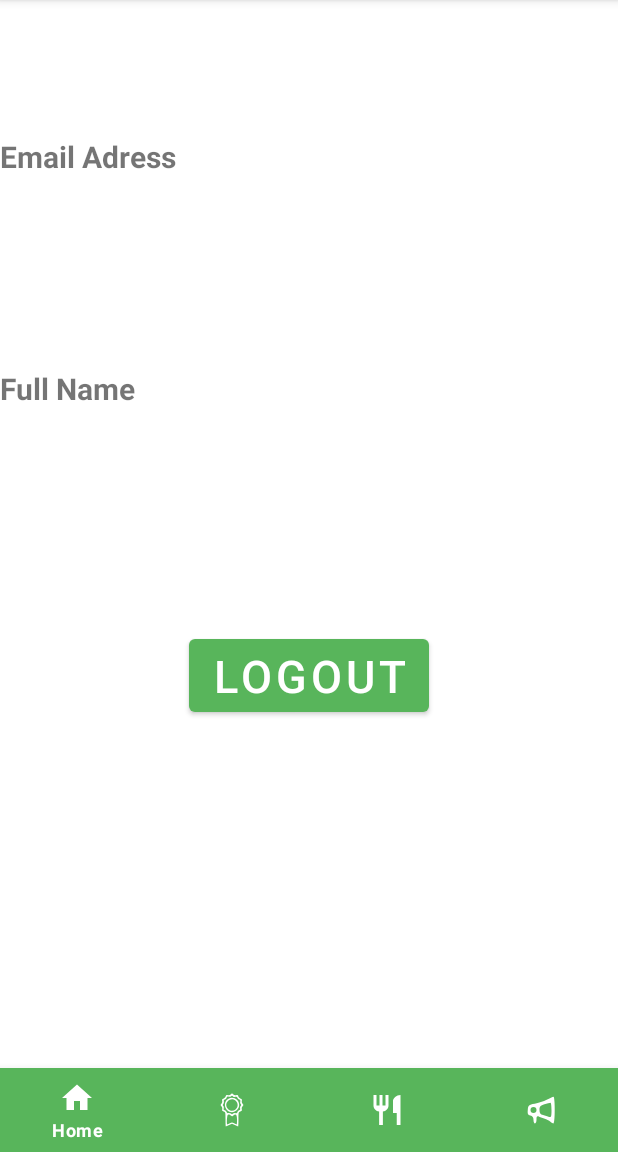
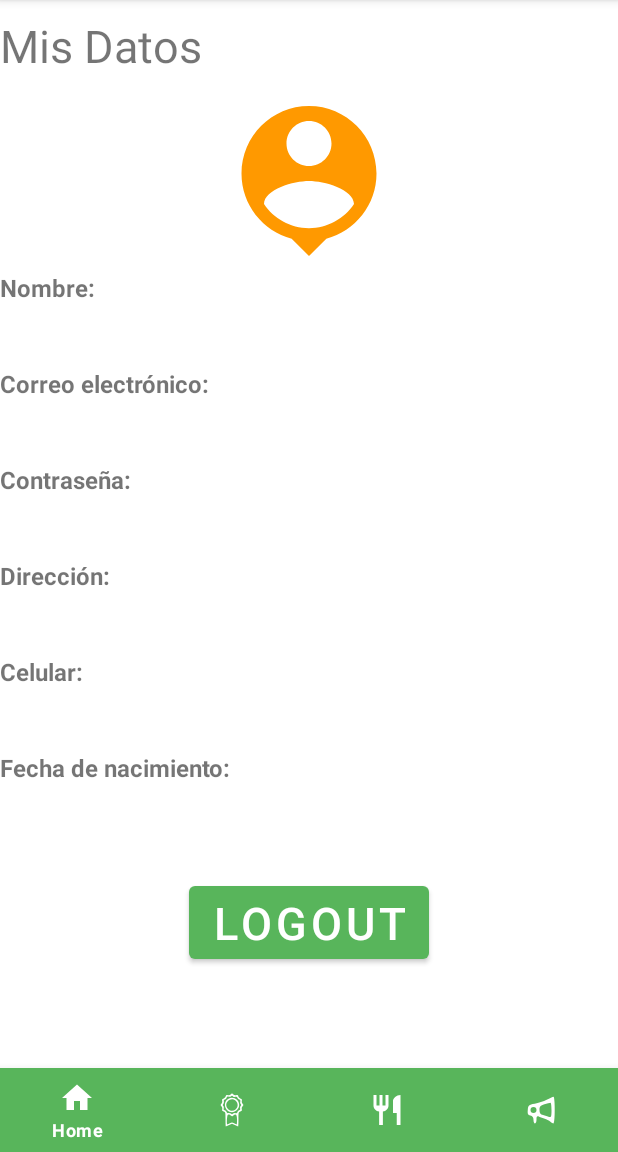
Before and after one commit to MarianaCarlo/RestaurantAppPG, an Android app: the ProfileDataActivity screen opened directly, with no data from a screen before it, on a phone screen of 412 x 824 dp, the part 84-1236 px from its top. Run offline under Robolectric (Android 15) with nearby library versions, the phone set to English and light mode, and no system bars; our stand-ins replace Firebase (no records; nobody signed in at launch, a user with empty details on screens opened directly).

Commit message:
welcome message depends on hour and profile data ui

```diff
--- a/app/src/main/java/com/example/restaurantapp/ProfileDataActivity.java
+++ b/app/src/main/java/com/example/restaurantapp/ProfileDataActivity.java
@@ -48,9 +48,8 @@ public class ProfileDataActivity extends AppCompatActivity {
         reference = FirebaseDatabase.getInstance().getReference("Users");
         userID = user.getUid();
 
-        final TextView welcome = findViewById(R.id.tittleHome);
-        final TextView emailTextView = findViewById(R.id.emailAddress);
-        final TextView nameTextView = findViewById(R.id.name);
+        final TextView emailTextView = findViewById(R.id.getEmail);
+        final TextView nameTextView = findViewById(R.id.getName);
 
         reference.child(userID).addListenerForSingleValueEvent(new ValueEventListener() {
             @Override
@@ -61,7 +60,6 @@ public class ProfileDataActivity extends AppCompatActivity {
                     String email = userProfile.email;
                     String fullName = userProfile.name;
 
-                    welcome.setText("Welcome, " + fullName + "!");
                     emailTextView.setText(email);
                     nameTextView.setText(fullName);
 
--- a/app/src/main/java/com/example/restaurantapp/fragments/HomeFragment.java
+++ b/app/src/main/java/com/example/restaurantapp/fragments/HomeFragment.java
@@ -28,6 +28,7 @@ import com.google.firebase.database.FirebaseDatabase;
 import com.google.firebase.database.ValueEventListener;
 
 import java.util.ArrayList;
+import java.util.Calendar;
 import java.util.List;
 
 /**
@@ -125,7 +126,19 @@ public class HomeFragment extends Fragment {
                 if (userProfile != null) {
                     String fullName = userProfile.name;
 
-                    welcome.setText("Buenos días, " + fullName + "!");
+                    Calendar calendar = Calendar.getInstance();
+                    int hour24hrs = calendar.get(Calendar.HOUR_OF_DAY);
+                    int minutes = calendar.get(Calendar.MINUTE);
+
+                    if (hour24hrs >= 6 && hour24hrs < 12 ){
+                        welcome.setText("Buenos días, " + fullName + "! Son las " + hour24hrs + ":" + minutes);
+                    } else if (hour24hrs >= 12 && hour24hrs <= 6) {
+                        welcome.setText("Buenas tardes, " + fullName + "! Son las " + hour24hrs + ":" + minutes);
+                    } else {
+                        welcome.setText("Buenas noches, " + fullName + "! Son las " + hour24hrs + ":" + minutes);
+                    }
+
+
 
                 }
             }
--- a/app/src/main/res/layout/activity_profile_data.xml
+++ b/app/src/main/res/layout/activity_profile_data.xml
@@ -9,53 +9,128 @@
     <TextView
         android:layout_width="wrap_content"
         android:layout_height="wrap_content"
+        android:layout_marginVertical="10dp"
+        android:text="@string/profileData"
         android:textSize="30sp"
-        android:id="@+id/tittleHome"/>
+        android:id="@+id/titleProfile"/>
+
+    <ImageView
+        android:layout_width="120dp"
+        android:layout_height="120dp"
+        android:src="@drawable/ic_my_profile_default"
+        android:layout_below="@+id/titleProfile"
+        android:layout_centerInParent="true"
+        android:id="@+id/profileImage"/>
 
     <TextView
         android:layout_width="wrap_content"
         android:layout_height="wrap_content"
-        android:layout_marginTop="50dp"
-        android:text="Email Adress"
-        android:textSize="20sp"
+        android:textSize="16sp"
+        android:layout_below="@+id/profileImage"
+        android:text="@string/profileName"
         android:textStyle="bold"
-        android:layout_below="@+id/tittleHome"
-        android:id="@+id/emailAddressTittle"/>
+        android:id="@+id/txtName"/>
 
     <TextView
         android:layout_width="wrap_content"
         android:layout_height="wrap_content"
-        android:layout_marginTop="50dp"
-        android:textSize="20sp"
-        android:layout_below="@+id/emailAddressTittle"
-        android:id="@+id/emailAddress"/>
-
+        android:layout_marginVertical="10dp"
+        android:textSize="16sp"
+        android:layout_below="@+id/txtName"
+        android:id="@+id/getName"/>
 
     <TextView
         android:layout_width="wrap_content"
         android:layout_height="wrap_content"
-        android:layout_marginTop="50dp"
-        android:text="Full Name"
-        android:textSize="20sp"
+        android:textSize="16sp"
+        android:layout_below="@+id/getName"
+        android:text="@string/profileEmail"
         android:textStyle="bold"
-        android:layout_below="@+id/emailAddress"
-        android:id="@+id/nameTittle"/>
+        android:id="@+id/txtEmail"/>
 
     <TextView
         android:layout_width="wrap_content"
         android:layout_height="wrap_content"
-        android:layout_marginTop="50dp"
-        android:textSize="20sp"
-        android:layout_below="@+id/nameTittle"
-        android:id="@+id/name"/>
+        android:layout_marginVertical="10dp"
+        android:textSize="16sp"
+        android:layout_below="@+id/txtEmail"
+        android:id="@+id/getEmail"/>
+
+    <TextView
+        android:layout_width="wrap_content"
+        android:layout_height="wrap_content"
+        android:textSize="16sp"
+        android:layout_below="@+id/getEmail"
+        android:text="@string/profilePassword"
+        android:textStyle="bold"
+        android:id="@+id/txtPassword"/>
+
+    <TextView
+        android:layout_width="wrap_content"
+        android:layout_height="wrap_content"
+        android:layout_marginVertical="10dp"
+        android:textSize="16sp"
+        android:layout_below="@+id/txtPassword"
+        android:id="@+id/getPassword"/>
+
+    <TextView
+        android:layout_width="wrap_content"
+        android:layout_height="wrap_content"
+        android:textSize="16sp"
+        android:layout_below="@+id/getPassword"
+        android:text="@string/profileAddress"
+        android:textStyle="bold"
+        android:id="@+id/txtAddress"/>
+
+    <TextView
+        android:layout_width="wrap_content"
+        android:layout_height="wrap_content"
+        android:layout_marginVertical="10dp"
+        android:textSize="16sp"
+        android:layout_below="@+id/txtAddress"
+        android:id="@+id/getAddress"/>
+
+    <TextView
+        android:layout_width="wrap_content"
+        android:layout_height="wrap_content"
+        android:textSize="16sp"
+        android:layout_below="@+id/getAddress"
+        android:text="@string/profilePhone"
+        android:textStyle="bold"
+        android:id="@+id/txtPhone"/>
+
+    <TextView
+        android:layout_width="wrap_content"
+        android:layout_height="wrap_content"
+        android:layout_marginVertical="10dp"
+        android:textSize="16sp"
+        android:layout_below="@+id/txtPhone"
+        android:id="@+id/getPhone"/>
+
+    <TextView
+        android:layout_width="wrap_content"
+        android:layout_height="wrap_content"
+        android:textSize="16sp"
+        android:layout_below="@+id/getPhone"
+        android:text="@string/profileBirthdate"
+        android:textStyle="bold"
+        android:id="@+id/txtBirthdate"/>
+
+    <TextView
+        android:layout_width="wrap_content"
+        android:layout_height="wrap_content"
+        android:layout_marginVertical="10dp"
+        android:textSize="16sp"
+        android:layout_below="@+id/txtBirthdate"
+        android:id="@+id/getBirthdate"/>
 
     <Button
         android:layout_width="wrap_content"
         android:layout_height="wrap_content"
         android:text="LOGOUT"
-        android:layout_below="@+id/name"
+        android:layout_below="@+id/getBirthdate"
         android:textSize="30sp"
-        android:layout_marginTop="70dp"
+        android:layout_marginTop="20dp"
         android:layout_centerInParent="true"
         android:id="@+id/sendLogout"/>
 
--- a/app/src/main/res/values/strings.xml
+++ b/app/src/main/res/values/strings.xml
@@ -21,13 +21,21 @@
     <string name="historyConsumes">Consumos</string>
     <string name="recommendations">Recomendaciones</string>
 
-    <!--Profile Data Activity-->
+    <!--Profile Activity Buttons-->
     <string name="profileData">Mis Datos</string>
     <string name="profilePendingConsumes">Pagos Pendientes de consumo</string>
     <string name="profileMyPoints">Mis Puntos Acumulados</string>
     <string name="profileSettingsApp">Configuración de la app</string>
     <string name="profileSignOut">Cerrar sesión</string>
 
+    <!--Profile Data -->
+    <string name="profileName">Nombre:</string>
+    <string name="profileEmail">Correo electrónico:</string>
+    <string name="profilePassword">Contraseña:</string>
+    <string name="profileAddress">Dirección:</string>
+    <string name="profilePhone">Celular:</string>
+    <string name="profileBirthdate">Fecha de nacimiento:</string>
+
     <string name="hello_blank_fragment">Hello blank fragment</string>
 
 </resources>
```
